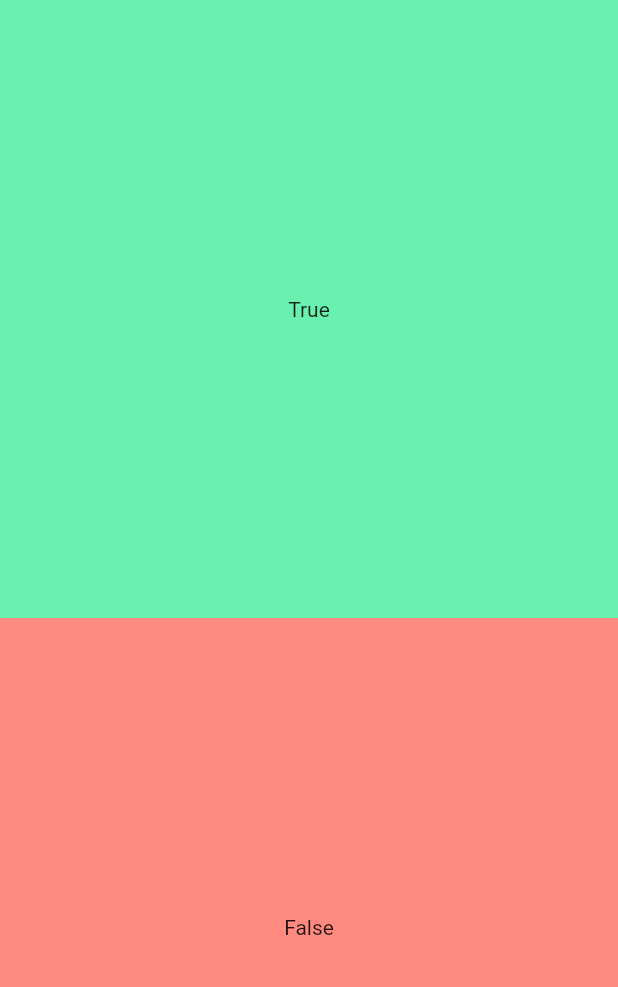
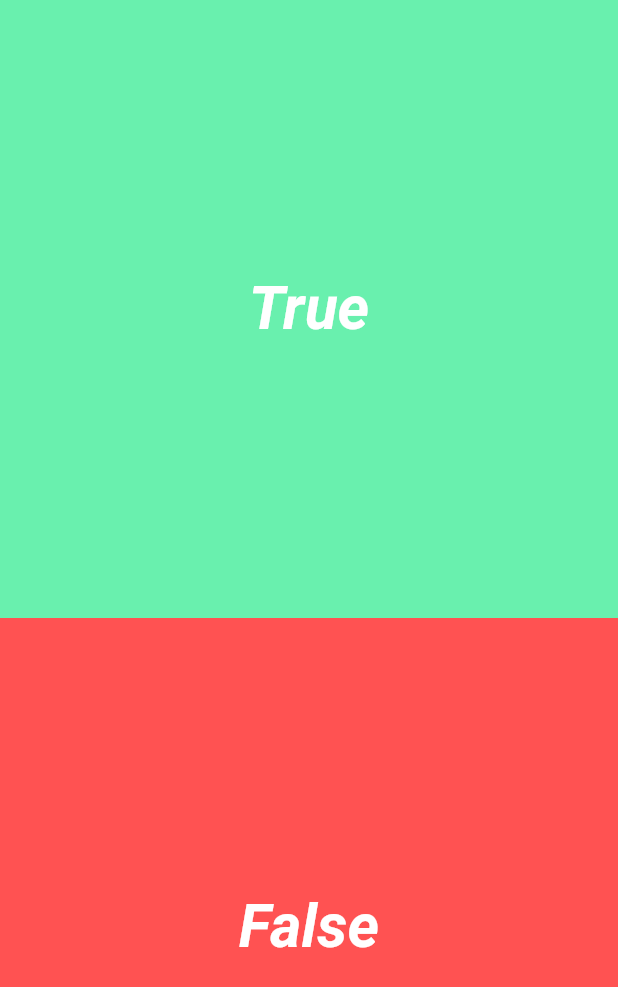
Before and after one commit to MikkalMc/flutter_tutorial, a Flutter app: the screen it shows after launch, on a phone screen of 412 x 824 dp. Shown: the top 987 px of the screen. Run offline on Flutter 3.47's test engine with Material 2 defaults, Android fonts, the phone set to English and light mode, and no system bars.

Commit message:
make the answerbutton more modular

```diff
--- /dev/null
+++ b/lib/UI/answer_button.dart
@@ -0,0 +1,28 @@
+import 'package:flutter/material.dart';
+
+class AnswerButton extends StatelessWidget {
+
+  final bool _answer;
+  final VoidCallback _onTap;
+
+  AnswerButton(this._answer, this._onTap);
+
+  @override
+  Widget build(BuildContext context) {
+    return new Expanded(
+      child: new Material( // True button
+        color: _answer == true ? Colors.greenAccent : Colors.redAccent,
+        child: new InkWell(
+        onTap: () => _onTap(),
+        child: new Center(
+            child: new Container(
+              child: new Text(_answer == true ? "True" : "False",
+                style: new TextStyle(color: Colors.white, fontSize: 40.0, fontWeight: FontWeight.bold, fontStyle: FontStyle.italic)
+              )
+            )
+          ),
+        )
+      )
+    );
+  }
+}
--- a/lib/pages/quiz_page.dart
+++ b/lib/pages/quiz_page.dart
@@ -2,6 +2,7 @@ import 'package:flutter/material.dart';
 
 import '../utils/question.dart';
 import '../utils/quiz.dart';
+import '../UI/answer_button.dart';
 
 class QuizPage extends StatefulWidget {
   @override
@@ -15,33 +16,8 @@ class QuizPageState extends State<QuizPage> {
       children: <Widget>[
         new Column( //This is our main page
           children: <Widget>[
-            new Expanded(
-              child: new Material( // True button
-                color: Colors.greenAccent,
-                child: new InkWell(
-                onTap: () => print("Yo answered true"),
-                child: new Center(
-                    child: new Container(
-                    child: new Text("True")
-                    )
-                  ),
-                )
-              )
-            ),
-            new Expanded(
-              child: new Material( // True button
-                color: Colors.redAccent[100],
-                child: new InkWell(
-                onTap: () => print("False motha fucka"),
-                child: new Center(
-                   child: new Container(
-                    child: new Text("False")
-                     )
-                   ),
-                 )
-              )
-            ),
-
+            new AnswerButton(true, () => print("answered true")),
+            new AnswerButton(false, () => print("answered false"))
           ]
         ),
       ],
```
